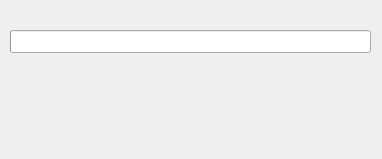
SebinLee/PyQt5forBeginner, file 02.17 ProgressBar/progressbarTest.ui: the form before one commit.
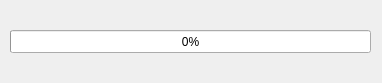
The form after the commit.

What changed in the file:
```diff
--- a/02.17 ProgressBar/progressbarTest.ui
+++ b/02.17 ProgressBar/progressbarTest.ui
@@ -7,7 +7,7 @@
     <x>0</x>
     <y>0</y>
     <width>382</width>
-    <height>159</height>
+    <height>83</height>
    </rect>
   </property>
   <property name="windowTitle">
@@ -22,11 +22,14 @@
      <height>23</height>
     </rect>
    </property>
+   <property name="minimum">
+    <number>0</number>
+   </property>
    <property name="maximum">
     <number>100</number>
    </property>
    <property name="value">
-    <number>-1</number>
+    <number>0</number>
    </property>
    <property name="textVisible">
     <bool>true</bool>
```
Left out of the diff: 2 changed lines with no effect on the pictures.
